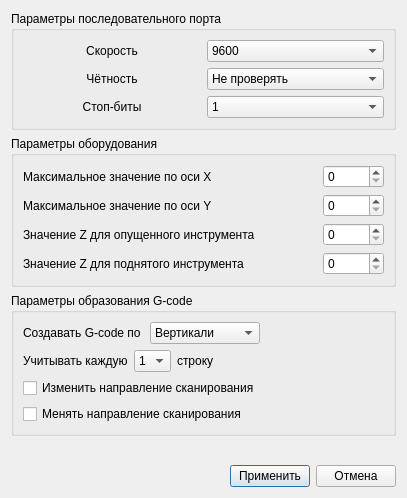
First picture: the form in ui/settings.ui, repository vladislick/CNCRun, before the edit.
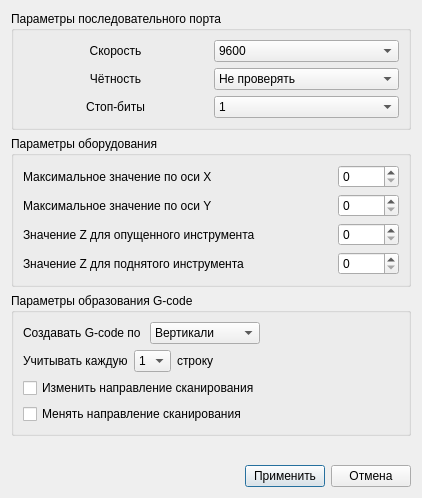
Second picture: the form after the edit.

```diff
--- a/ui/settings.ui
+++ b/ui/settings.ui
@@ -6,7 +6,7 @@
    <rect>
     <x>0</x>
     <y>0</y>
-    <width>407</width>
+    <width>422</width>
     <height>498</height>
    </rect>
   </property>
@@ -426,6 +426,9 @@
        <property name="text">
         <string>Применить</string>
        </property>
+       <property name="default">
+        <bool>true</bool>
+       </property>
        <property name="flat">
         <bool>false</bool>
        </property>
```
